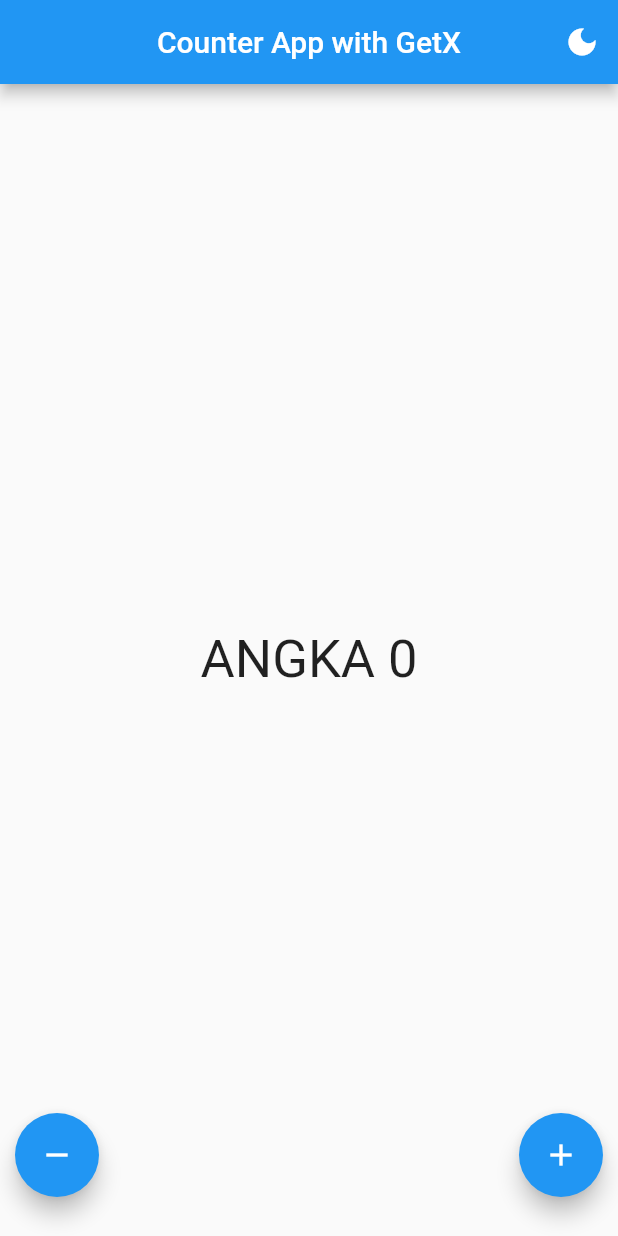
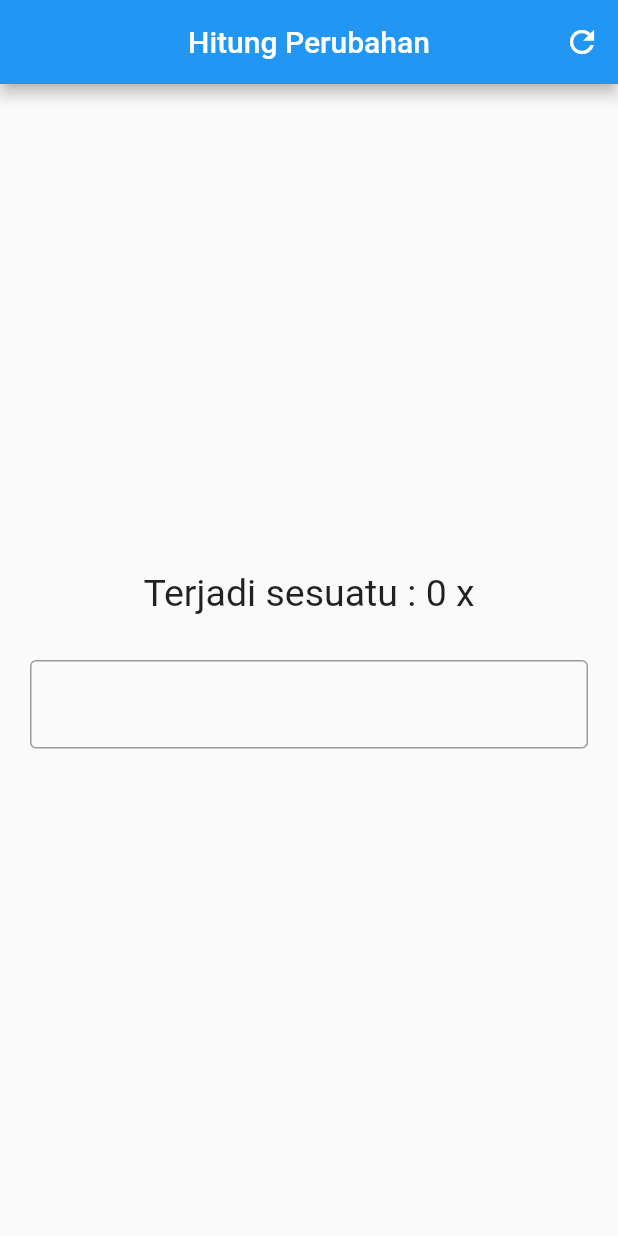
Before and after one commit to hafidzf21/Flutter_NewsApp, a Flutter app: the screen it shows after launch, on a phone screen of 412 x 824 dp. Run offline on Flutter 3.47's test engine with Material 2 defaults, Android fonts, the phone set to English and light mode, and no system bars; our stand-ins replace get.

```diff
--- /dev/null
+++ b/lib/controllers/hitung_controller.dart
@@ -0,0 +1,9 @@
+import 'package:get/get.dart';
+
+class HitungController extends GetxController {
+  var count = 0.obs;
+
+  void change() => count++;
+
+  void reset() => count.value = 0;
+}
--- a/lib/main.dart
+++ b/lib/main.dart
@@ -1,6 +1,9 @@
 import 'package:flutter/material.dart';
-import 'package:flutter_getx/controllers/counter_controller.dart';
+import 'package:flutter_getx/pages/hitungPerubahan_pages.dart';
 import 'package:get/get.dart';
+
+import './controllers/counter_controller.dart';
+import './pages/counter_page.dart';
 
 void main() {
   runApp(MyApp());
@@ -14,59 +17,8 @@ class MyApp extends StatelessWidget {
       () => MaterialApp(
         debugShowCheckedModeBanner: false,
         theme: counterC.isDark.value ? ThemeData.dark() : ThemeData.light(),
-        home: HomePage(),
+        home: HitungPerubahan(),
       ),
     );
   }
 }
-
-class HomePage extends StatelessWidget {
-  final c = Get.find<CounterController>();
-  Widget build(BuildContext context) {
-    return Scaffold(
-      appBar: AppBar(
-        centerTitle: true,
-        title: Text("Counter App with GetX"),
-        actions: [
-          IconButton(
-            icon: Icon(Icons.dark_mode),
-            onPressed: () => c.changeTheme(),
-          ),
-        ],
-      ),
-      body: Center(
-        child: Obx(
-          () => Text(
-            "ANGKA ${c.counter}",
-            style: TextStyle(
-              fontSize: 35,
-            ),
-          ),
-        ),
-      ),
-       floatingActionButtonLocation: FloatingActionButtonLocation.centerFloat,
-      floatingActionButton: Stack(
-        children: [
-          Positioned(
-            right: 10,
-            bottom: 10,
-            child: FloatingActionButton(
-              heroTag: 'Tambah',
-              child: Icon(Icons.add),
-              onPressed: () => c.increment(),
-            ),
-          ),
-          Positioned(
-            left: 10,
-            bottom: 10,
-            child: FloatingActionButton(
-              heroTag: 'Kurang',
-              child: Icon(Icons.remove),
-              onPressed: () => c.decrement(),
-            ),
-          ),
-        ],
-      ),
-    );
-  }
-}
--- /dev/null
+++ b/lib/pages/counter_page.dart
@@ -0,0 +1,55 @@
+import 'package:flutter/material.dart';
+import 'package:get/get.dart';
+
+import '../controllers/counter_controller.dart';
+
+class CounterPages extends StatelessWidget {
+  final c = Get.find<CounterController>();
+  Widget build(BuildContext context) {
+    return Scaffold(
+      appBar: AppBar(
+        centerTitle: true,
+        title: Text("Counter App with GetX"),
+        actions: [
+          IconButton(
+            icon: Icon(Icons.dark_mode),
+            onPressed: () => c.changeTheme(),
+          ),
+        ],
+      ),
+      body: Center(
+        child: Obx(
+          () => Text(
+            "ANGKA ${c.counter}",
+            style: TextStyle(
+              fontSize: 35,
+            ),
+          ),
+        ),
+      ),
+       floatingActionButtonLocation: FloatingActionButtonLocation.centerFloat,
+      floatingActionButton: Stack(
+        children: [
+          Positioned(
+            right: 10,
+            bottom: 10,
+            child: FloatingActionButton(
+              heroTag: 'Tambah',
+              child: Icon(Icons.add),
+              onPressed: () => c.increment(),
+            ),
+          ),
+          Positioned(
+            left: 10,
+            bottom: 10,
+            child: FloatingActionButton(
+              heroTag: 'Kurang',
+              child: Icon(Icons.remove),
+              onPressed: () => c.decrement(),
+            ),
+          ),
+        ],
+      ),
+    );
+  }
+}
--- /dev/null
+++ b/lib/pages/hitungPerubahan_pages.dart
@@ -0,0 +1,47 @@
+import 'package:flutter/material.dart';
+import 'package:flutter_getx/controllers/hitung_controller.dart';
+import 'package:get/get.dart';
+
+class HitungPerubahan extends StatelessWidget {
+  final hitungC = Get.put(HitungController());
+  @override
+  Widget build(BuildContext context) {
+    return Scaffold(
+      appBar: AppBar(
+        centerTitle: true,
+        title: Text("Hitung Perubahan"),
+        actions: [
+          IconButton(
+            onPressed: ()=> hitungC.reset(),
+            icon: Icon(Icons.refresh),
+          ),
+        ],
+      ),
+      body: Padding(
+        padding: const EdgeInsets.all(20),
+        child: Center(
+          child: Column(
+            mainAxisAlignment: MainAxisAlignment.center,
+            children: [
+              Obx(
+                () => Text(
+                  "Terjadi sesuatu : ${hitungC.count} x",
+                  style: TextStyle(
+                    fontSize: 25,
+                  ),
+                ),
+              ),
+              SizedBox(height: 30),
+              TextField(
+                onChanged: (_) => hitungC.change(),
+                decoration: InputDecoration(
+                  border: OutlineInputBorder(),
+                ),
+              ),
+            ],
+          ),
+        ),
+      ),
+    );
+  }
+}
```
